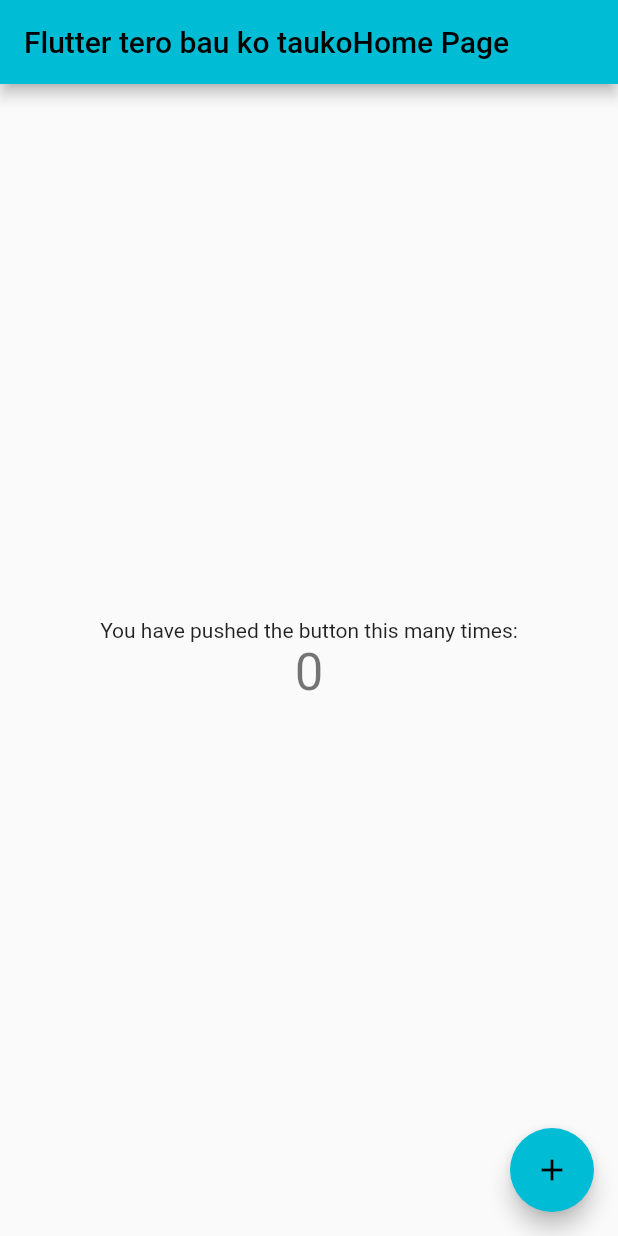
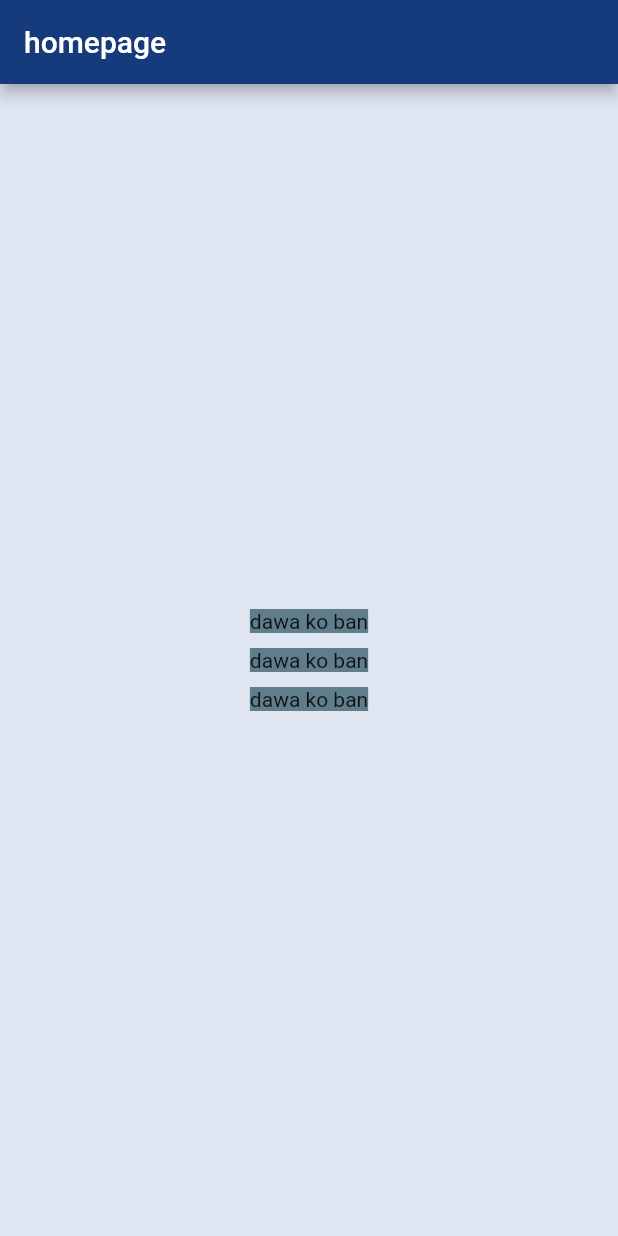
Before and after one commit to niranjanthapa6441/flutterapplication, a Flutter app: the screen it shows after launch, on a phone screen of 412 x 824 dp. Run offline on Flutter 3.47's test engine with Material 2 defaults, Android fonts, the phone set to English and light mode, and no system bars.

Commit message:
adding friend

```diff
--- /dev/null
+++ b/lib/friend_list.dart
@@ -0,0 +1,17 @@
+import 'package:flutter/cupertino.dart';
+import 'package:flutter/material.dart';
+
+class FriendName extends StatelessWidget {
+  final String _name;
+  const FriendName(this._name);
+  @override
+  Widget build(BuildContext context) {
+    return DecoratedBox(
+      decoration: BoxDecoration(color: Colors.blueGrey),
+      child: Padding(
+        padding: const EdgeInsets.all(0.0),
+        child: Text(_name),
+      ),
+    );
+  }
+}
--- a/lib/main.dart
+++ b/lib/main.dart
@@ -1,114 +1,43 @@
 import 'package:flutter/material.dart';
+import 'package:flutter_application_1/friend_list.dart';
 
 void main() {
-  runApp(const MyApp());
+  runApp(const FriendList());
 }
 
-class MyApp extends StatelessWidget {
-  const MyApp({Key? key}) : super(key: key);
+class FriendList extends StatelessWidget {
+  final String _title = 'My friend lsit';
+  final String appbartitle = 'homepage';
 
-  // This widget is the root of your application.
+  const FriendList({Key? key}) : super(key: key);
+
   @override
   Widget build(BuildContext context) {
     return MaterialApp(
-      title: 'Flutter Demo',
-      theme: ThemeData(
-        // This is the theme of your application.
-        //
-        // Try running your application with "flutter run". You'll see the
-        // application has a blue toolbar. Then, without quitting the app, try
-        // changing the primarySwatch below to Colors.green and then invoke
-        // "hot reload" (press "r" in the console where you ran "flutter run",
-        // or simply save your changes to "hot reload" in a Flutter IDE).
-        // Notice that the counter didn't reset back to zero; the application
-        // is not restarted.
-        primarySwatch: Colors.cyan,
+      title: _title,
+      home: Scaffold(
+        appBar: AppBar(
+          title: Text(appbartitle),
+          backgroundColor: const Color.fromARGB(255, 22, 59, 124),
+        ),
+        backgroundColor: const Color.fromARGB(255, 224, 230, 241),
+        body: Center(
+          child: Column(
+            mainAxisAlignment: MainAxisAlignment.center,
+            children: const [
+              FriendName('dawa ko ban'),
+              SizedBox(
+                height: 10.0,
+              ),
+              FriendName('dawa ko ban'),
+              SizedBox(
+                height: 10.0,
+              ),
+              FriendName('dawa ko ban'),
+            ],
+          ),
+        ),
       ),
-      home: const MyHomePage(title: 'Flutter tero bau ko taukoHome Page'),
     );
   }
 }
-
-class MyHomePage extends StatefulWidget {
-  const MyHomePage({Key? key, required this.title}) : super(key: key);
-
-  // This widget is the home page of your application. It is stateful, meaning
-  // that it has a State object (defined below) that contains fields that affect
-  // how it looks.
-
-  // This class is the configuration for the state. It holds the values (in this
-  // case the title) provided by the parent (in this case the App widget) and
-  // used by the build method of the State. Fields in a Widget subclass are
-  // always marked "final".
-  final String title;
-
-  @override
-  State<MyHomePage> createState() => _MyHomePageState();
-}
-
-class _MyHomePageState extends State<MyHomePage> {
-  int _counter = 0;
-
-  void _incrementCounter() {
-    setState(() {
-      // This call to setState tells the Flutter framework that something has
-      // changed in this State, which causes it to rerun the build method below
-      // so that the display can reflect the updated values. If we changed
-      // _counter without calling setState(), then the build method would not be
-      // called again, and so nothing would appear to happen.
-      _counter++;
-    });
-  }
-
-  @override
-  Widget build(BuildContext context) {
-    // This method is rerun every time setState is called, for instance as done
-    // by the _incrementCounter method above.
-    //
-    // The Flutter framework has been optimized to make rerunning build methods
-    // fast, so that you can just rebuild anything that needs updating rather
-    // than having to individually change instances of widgets.
-    return Scaffold(
-      appBar: AppBar(
-        // Here we take the value from the MyHomePage object that was created by
-        // the App.build method, and use it to set our appbar title.
-        title: Text(widget.title),
-      ),
-      body: Center(
-        // Center is a layout widget. It takes a single child and positions it
-        // in the middle of the parent.
-        child: Column(
-          // Column is also a layout widget. It takes a list of children and
-          // arranges them vertically. By default, it sizes itself to fit its
-          // children horizontally, and tries to be as tall as its parent.
-          //
-          // Invoke "debug painting" (press "p" in the console, choose the
-          // "Toggle Debug Paint" action from the Flutter Inspector in Android
-          // Studio, or the "Toggle Debug Paint" command in Visual Studio Code)
-          // to see the wireframe for each widget.
-          //
-          // Column has various properties to control how it sizes itself and
-          // how it positions its children. Here we use mainAxisAlignment to
-          // center the children vertically; the main axis here is the vertical
-          // axis because Columns are vertical (the cross axis would be
-          // horizontal).
-          mainAxisAlignment: MainAxisAlignment.center,
-          children: <Widget>[
-            const Text(
-              'You have pushed the button this many times:',
-            ),
-            Text(
-              '$_counter',
-              style: Theme.of(context).textTheme.headline4,
-            ),
-          ],
-        ),
-      ),
-      floatingActionButton: FloatingActionButton(
-        onPressed: _incrementCounter,
-        tooltip: 'Increment',
-        child: const Icon(Icons.add),
-      ), // This trailing comma makes auto-formatting nicer for build methods.
-    );
-  }
-}
```
Also changed, not shown: 1 other file.
